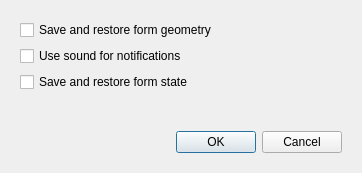
Above: src/app/settings/settings.ui from xvitaly/tuned-switcher before the change. Below: the same form after it.
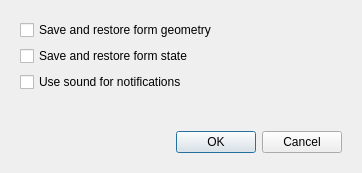
That is the form after the change.

Commit message: Changed the order of various program options on the Settings form.

The edit to the form file:
```diff
--- a/src/app/settings/settings.ui
+++ b/src/app/settings/settings.ui
@@ -32,16 +32,16 @@
        </widget>
       </item>
       <item>
-       <widget class="QCheckBox" name="EnableSound">
+       <widget class="QCheckBox" name="SaveFormState">
         <property name="text">
-         <string>Use sound for notifications</string>
+         <string>Save and restore form state</string>
         </property>
        </widget>
       </item>
       <item>
-       <widget class="QCheckBox" name="SaveFormState">
+       <widget class="QCheckBox" name="EnableSound">
         <property name="text">
-         <string>Save and restore form state</string>
+         <string>Use sound for notifications</string>
         </property>
        </widget>
       </item>
```
